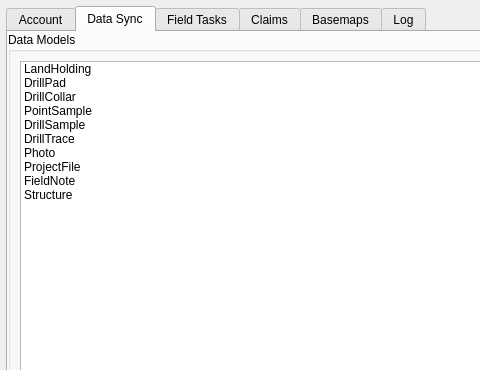
joswhite1/geodb-qgis-plugin, file ui/geodb_modern_dialog.ui: the form before one commit; both pictures show x 0 to 480 and y 0 to 370 of the 1100 by 700 pixel window.
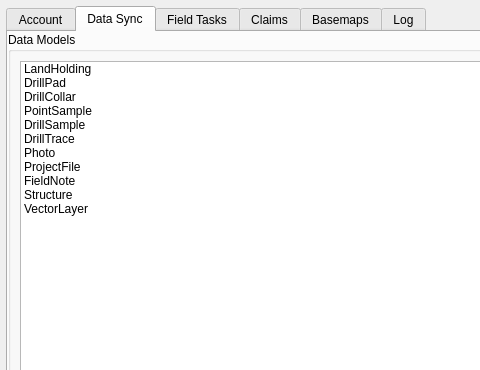
The form after the commit. The open tabs and pages were chosen to show the change. Icons and pictures are not drawn.

Commit message: v2.27.0 — Vector Layers: styled pull + push-as-draft (Q1+Q2)

Patch:
```diff
--- a/ui/geodb_modern_dialog.ui
+++ b/ui/geodb_modern_dialog.ui
@@ -464,6 +464,15 @@
             <normaloff>../icons/crosshair2.svg</normaloff>../icons/crosshair2.svg</iconset>
           </property>
          </item>
+         <item>
+          <property name="text">
+           <string>VectorLayer</string>
+          </property>
+          <property name="icon">
+           <iconset>
+            <normaloff>../icons/database-fill-check.svg</normaloff>../icons/database-fill-check.svg</iconset>
+          </property>
+         </item>
         </widget>
        </item>
       </layout>
```
The commit also changes 10 other files.
